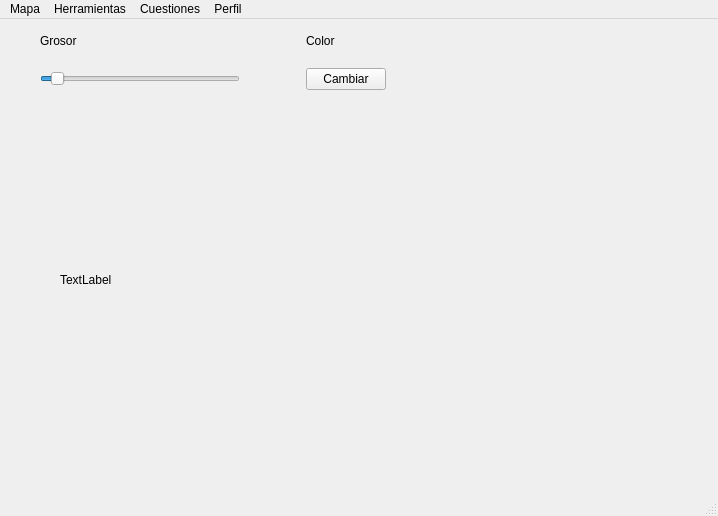
Before: the Qt Designer form mapa/mainwindow.ui in jorgecanut/mapaIHM, drawn with Qt 5.
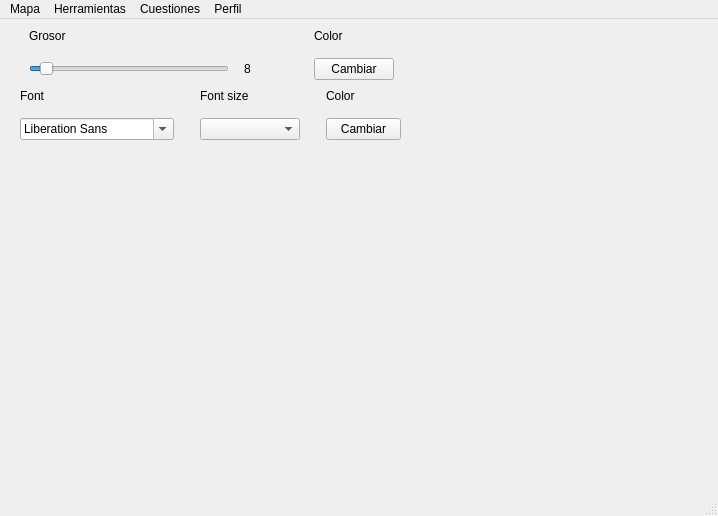
After: the same form once the commit is applied. Icons and pictures are not drawn.

Commit message: para que marc pueda trabajar

```diff
--- a/mapa/mainwindow.ui
+++ b/mapa/mainwindow.ui
@@ -10,6 +10,12 @@
     <height>516</height>
    </rect>
   </property>
+  <property name="sizePolicy">
+   <sizepolicy hsizetype="Preferred" vsizetype="Preferred">
+    <horstretch>0</horstretch>
+    <verstretch>0</verstretch>
+   </sizepolicy>
+  </property>
   <property name="windowTitle">
    <string>MainWindow</string>
   </property>
@@ -20,7 +26,7 @@
       <x>0</x>
       <y>0</y>
       <width>446</width>
-      <height>71</height>
+      <height>61</height>
      </rect>
     </property>
     <property name="sizePolicy">
@@ -30,58 +36,14 @@
      </sizepolicy>
     </property>
     <layout class="QGridLayout" name="gridLayout">
-     <item row="2" column="3">
-      <widget class="QPushButton" name="botonColor2">
-       <property name="sizePolicy">
-        <sizepolicy hsizetype="Fixed" vsizetype="Fixed">
-         <horstretch>0</horstretch>
-         <verstretch>0</verstretch>
-        </sizepolicy>
-       </property>
-       <property name="minimumSize">
-        <size>
-         <width>75</width>
-         <height>0</height>
-        </size>
-       </property>
+     <item row="1" column="1">
+      <widget class="QLabel" name="label">
        <property name="text">
-        <string>Cambiar</string>
+        <string>Grosor</string>
        </property>
       </widget>
      </item>
-     <item row="2" column="2">
-      <spacer name="horizontalSpacer_5">
-       <property name="orientation">
-        <enum>Qt::Orientation::Horizontal</enum>
-       </property>
-       <property name="sizeType">
-        <enum>QSizePolicy::Policy::Fixed</enum>
-       </property>
-       <property name="sizeHint" stdset="0">
-        <size>
-         <width>40</width>
-         <height>20</height>
-        </size>
-       </property>
-      </spacer>
-     </item>
-     <item row="2" column="4">
-      <spacer name="horizontalSpacer_6">
-       <property name="orientation">
-        <enum>Qt::Orientation::Horizontal</enum>
-       </property>
-       <property name="sizeType">
-        <enum>QSizePolicy::Policy::Maximum</enum>
-       </property>
-       <property name="sizeHint" stdset="0">
-        <size>
-         <width>40</width>
-         <height>20</height>
-        </size>
-       </property>
-      </spacer>
-     </item>
-     <item row="2" column="1">
+     <item row="3" column="1">
       <widget class="QSlider" name="sliderGrosor2">
        <property name="sizePolicy">
         <sizepolicy hsizetype="Fixed" vsizetype="Fixed">
@@ -106,76 +68,253 @@
        </property>
       </widget>
      </item>
-     <item row="2" column="0">
-      <spacer name="horizontalSpacer_4">
-       <property name="orientation">
-        <enum>Qt::Orientation::Horizontal</enum>
+     <item row="3" column="2">
+      <widget class="QLabel" name="ltamanolinea">
+       <property name="sizePolicy">
+        <sizepolicy hsizetype="Fixed" vsizetype="Preferred">
+         <horstretch>0</horstretch>
+         <verstretch>0</verstretch>
+        </sizepolicy>
        </property>
-       <property name="sizeType">
-        <enum>QSizePolicy::Policy::Fixed</enum>
-       </property>
-       <property name="sizeHint" stdset="0">
+       <property name="minimumSize">
         <size>
          <width>20</width>
-         <height>20</height>
+         <height>0</height>
         </size>
        </property>
-      </spacer>
-     </item>
-     <item row="1" column="1">
-      <widget class="QLabel" name="label">
        <property name="text">
-        <string>Grosor</string>
+        <string>8</string>
        </property>
       </widget>
      </item>
-     <item row="1" column="3">
+     <item row="1" column="4">
       <widget class="QLabel" name="label_2">
        <property name="text">
         <string>Color</string>
        </property>
       </widget>
      </item>
+     <item row="3" column="5">
+      <spacer name="horizontalSpacer_6">
+       <property name="orientation">
+        <enum>Qt::Orientation::Horizontal</enum>
+       </property>
+       <property name="sizeType">
+        <enum>QSizePolicy::Policy::Maximum</enum>
+       </property>
+       <property name="sizeHint" stdset="0">
+        <size>
+         <width>40</width>
+         <height>20</height>
+        </size>
+       </property>
+      </spacer>
+     </item>
+     <item row="3" column="3">
+      <spacer name="horizontalSpacer_5">
+       <property name="orientation">
+        <enum>Qt::Orientation::Horizontal</enum>
+       </property>
+       <property name="sizeType">
+        <enum>QSizePolicy::Policy::Fixed</enum>
+       </property>
+       <property name="sizeHint" stdset="0">
+        <size>
+         <width>35</width>
+         <height>20</height>
+        </size>
+       </property>
+      </spacer>
+     </item>
+     <item row="3" column="0">
+      <spacer name="horizontalSpacer_4">
+       <property name="orientation">
+        <enum>Qt::Orientation::Horizontal</enum>
+       </property>
+       <property name="sizeType">
+        <enum>QSizePolicy::Policy::Fixed</enum>
+       </property>
+       <property name="sizeHint" stdset="0">
+        <size>
+         <width>20</width>
+         <height>20</height>
+        </size>
+       </property>
+      </spacer>
+     </item>
+     <item row="3" column="4">
+      <widget class="QPushButton" name="botonColor2">
+       <property name="sizePolicy">
+        <sizepolicy hsizetype="Fixed" vsizetype="Fixed">
+         <horstretch>0</horstretch>
+         <verstretch>0</verstretch>
+        </sizepolicy>
+       </property>
+       <property name="minimumSize">
+        <size>
+         <width>75</width>
+         <height>0</height>
+        </size>
+       </property>
+       <property name="text">
+        <string>Cambiar</string>
+       </property>
+      </widget>
+     </item>
     </layout>
    </widget>
    <widget class="QWidget" name="widget" native="true">
     <property name="geometry">
      <rect>
-      <x>60</x>
-      <y>200</y>
-      <width>561</width>
-      <height>121</height>
+      <x>0</x>
+      <y>60</y>
+      <width>441</width>
+      <height>61</height>
      </rect>
     </property>
     <property name="sizePolicy">
-     <sizepolicy hsizetype="Expanding" vsizetype="Expanding">
+     <sizepolicy hsizetype="Fixed" vsizetype="Preferred">
       <horstretch>0</horstretch>
       <verstretch>0</verstretch>
      </sizepolicy>
     </property>
-    <layout class="QGridLayout" name="gridLayout_2">
-     <item row="0" column="0">
-      <widget class="QLabel" name="lPreguntas">
+    <layout class="QGridLayout" name="gridLayout_3">
+     <item row="2" column="8">
+      <spacer name="horizontalSpacer">
+       <property name="orientation">
+        <enum>Qt::Orientation::Horizontal</enum>
+       </property>
+       <property name="sizeType">
+        <enum>QSizePolicy::Policy::Fixed</enum>
+       </property>
+       <property name="sizeHint" stdset="0">
+        <size>
+         <width>40</width>
+         <height>20</height>
+        </size>
+       </property>
+      </spacer>
+     </item>
+     <item row="1" column="1">
+      <widget class="QLabel" name="label_5">
+       <property name="text">
+        <string>Font</string>
+       </property>
+      </widget>
+     </item>
+     <item row="2" column="1">
+      <widget class="QFontComboBox" name="fontComboBox">
        <property name="sizePolicy">
-        <sizepolicy hsizetype="Fixed" vsizetype="Expanding">
+        <sizepolicy hsizetype="Fixed" vsizetype="Fixed">
          <horstretch>0</horstretch>
          <verstretch>0</verstretch>
         </sizepolicy>
        </property>
-       <property name="maximumSize">
+       <property name="minimumSize">
         <size>
-         <width>700</width>
-         <height>16777215</height>
+         <width>100</width>
+         <height>0</height>
         </size>
        </property>
-       <property name="styleSheet">
-        <string notr="true">color:black</string>
+      </widget>
+     </item>
+     <item row="1" column="5">
+      <widget class="QLabel" name="label_4">
+       <property name="text">
+        <string>Font size</string>
        </property>
+      </widget>
+     </item>
+     <item row="2" column="5">
+      <widget class="QComboBox" name="comboBox">
+       <property name="sizePolicy">
+        <sizepolicy hsizetype="Fixed" vsizetype="Fixed">
+         <horstretch>0</horstretch>
+         <verstretch>0</verstretch>
+        </sizepolicy>
+       </property>
+       <property name="minimumSize">
+        <size>
+         <width>100</width>
+         <height>0</height>
+        </size>
+       </property>
+      </widget>
+     </item>
+     <item row="2" column="0">
+      <spacer name="horizontalSpacer_3">
+       <property name="orientation">
+        <enum>Qt::Orientation::Horizontal</enum>
+       </property>
+       <property name="sizeType">
+        <enum>QSizePolicy::Policy::Fixed</enum>
+       </property>
+       <property name="sizeHint" stdset="0">
+        <size>
+         <width>20</width>
+         <height>20</height>
+        </size>
+       </property>
+      </spacer>
+     </item>
+     <item row="2" column="3">
+      <spacer name="horizontalSpacer_2">
+       <property name="orientation">
+        <enum>Qt::Orientation::Horizontal</enum>
+       </property>
+       <property name="sizeType">
+        <enum>QSizePolicy::Policy::Fixed</enum>
+       </property>
+       <property name="sizeHint" stdset="0">
+        <size>
+         <width>20</width>
+         <height>0</height>
+        </size>
+       </property>
+      </spacer>
+     </item>
+     <item row="2" column="7">
+      <widget class="QPushButton" name="pushButton">
+       <property name="sizePolicy">
+        <sizepolicy hsizetype="Fixed" vsizetype="Fixed">
+         <horstretch>0</horstretch>
+         <verstretch>0</verstretch>
+        </sizepolicy>
+       </property>
+       <property name="minimumSize">
+        <size>
+         <width>75</width>
+         <height>0</height>
+        </size>
+       </property>
        <property name="text">
-        <string>TextLabel</string>
+        <string>Cambiar</string>
        </property>
       </widget>
      </item>
+     <item row="1" column="7">
+      <widget class="QLabel" name="label_3">
+       <property name="text">
+        <string>Color</string>
+       </property>
+      </widget>
+     </item>
+     <item row="2" column="6">
+      <spacer name="horizontalSpacer_7">
+       <property name="orientation">
+        <enum>Qt::Orientation::Horizontal</enum>
+       </property>
+       <property name="sizeType">
+        <enum>QSizePolicy::Policy::Fixed</enum>
+       </property>
+       <property name="sizeHint" stdset="0">
+        <size>
+         <width>20</width>
+         <height>20</height>
+        </size>
+       </property>
+      </spacer>
+     </item>
     </layout>
    </widget>
   </widget>
```
Left out of the diff: 4 changed lines with no effect on the pictures. The commit also changes 2 other files.
